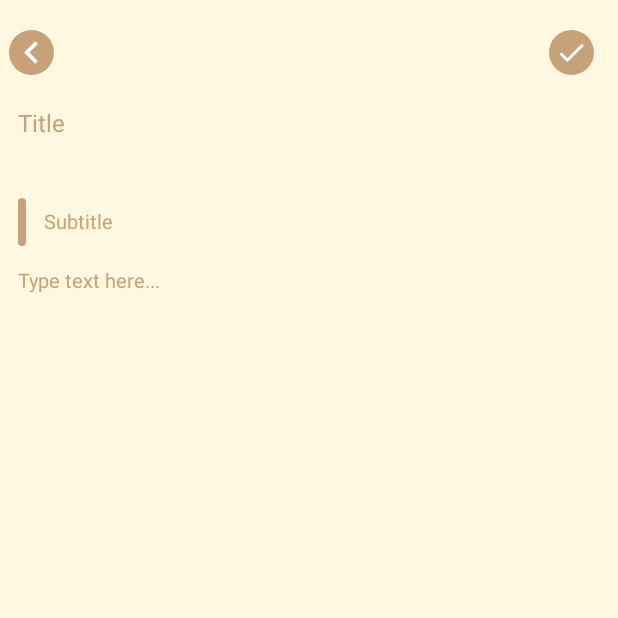
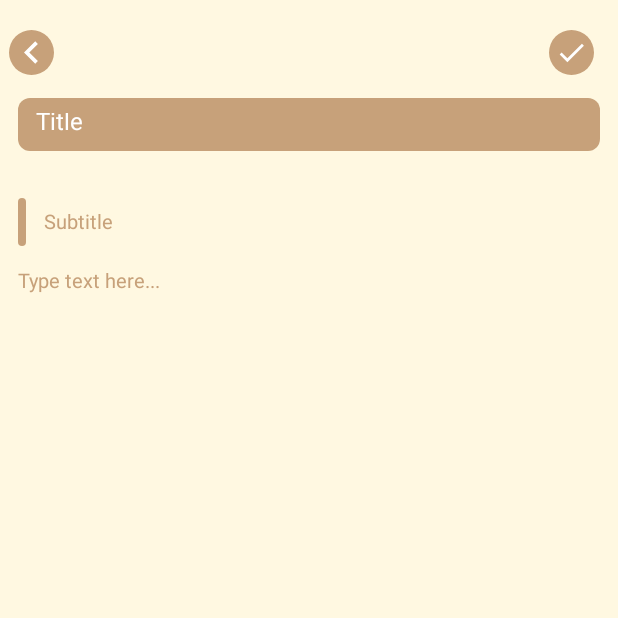
Before and after one commit to Chronomia26/EchoDiary, an Android app: the CreateNoteActivity screen opened directly, with no data from a screen before it, on a phone screen of 412 x 824 dp, the top half of it. Run offline under Robolectric (Android 15) with nearby library versions, the phone set to English and light mode, and no system bars.

Commit message:
baka masira dami kong dinagdag

```diff
--- a/app/src/main/res/layout/activity_create_note.xml
+++ b/app/src/main/res/layout/activity_create_note.xml
@@ -58,10 +58,14 @@
                 android:layout_marginStart="12dp"
                 android:layout_marginTop="15dp"
                 android:layout_marginEnd="12dp"
-                android:background="@null"
+                android:background="@drawable/background_search"
+                android:paddingStart="12dp"
+                android:paddingTop="10dp"
+                android:paddingEnd="12dp"
+                android:paddingBottom="10dp"
                 android:hint="Title"
-                android:textColorHint="@color/pale_mocha"
-                android:textColor="@color/pale_mocha"
+                android:textColorHint="@color/white"
+                android:textColor="@color/white"
                 android:textSize="16sp"
                 android:imeOptions="actionDone"
                 android:importantForAutofill="no"
--- a/app/src/main/res/layout/fragment_diary.xml
+++ b/app/src/main/res/layout/fragment_diary.xml
@@ -75,6 +75,8 @@
         app:layout_constraintBottom_toTopOf="@id/image_AddNote"
         app:layout_constraintStart_toStartOf="parent"
         app:layout_constraintEnd_toEndOf="parent" />
+    <!-- Temporarily changed the recyclerview version to 1.3.1 for android 34
+    in libs.versions.toml, it was 1.4.0 for android 35-->
 
     <!-- Add Note Button (bottom left OR bottom right) -->
     <ImageView
```
